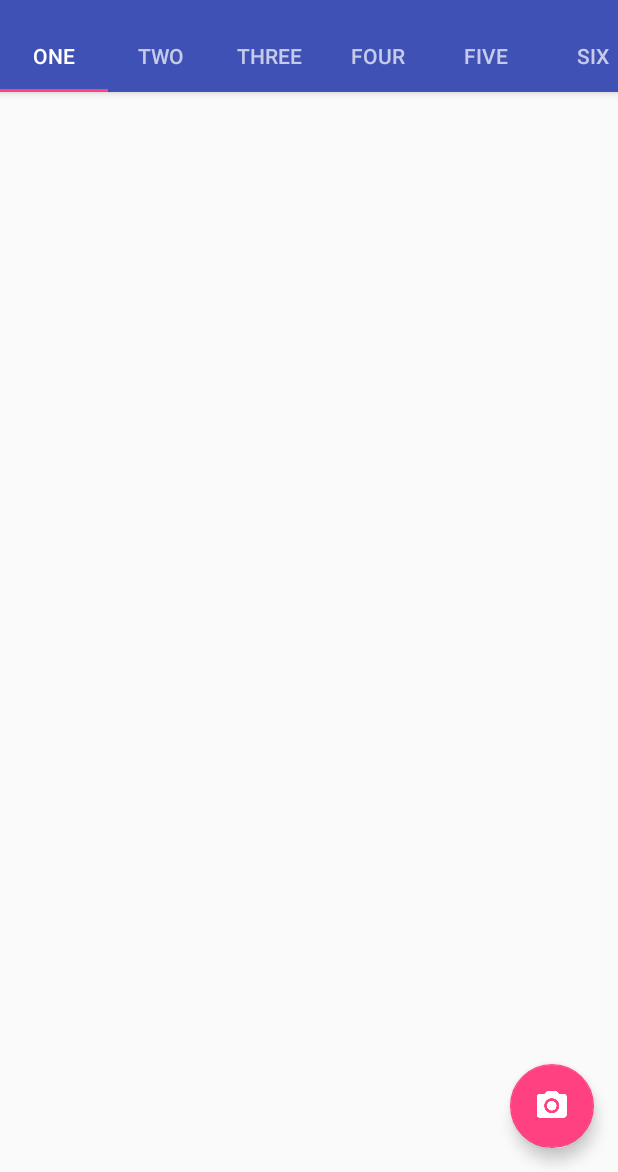
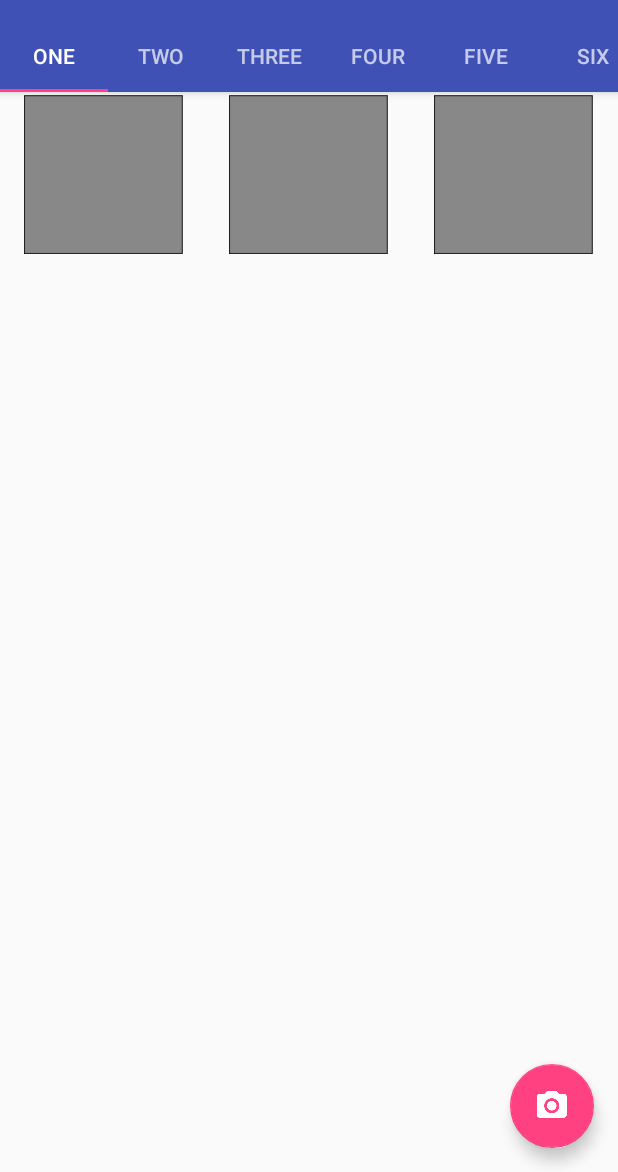
Before and after one commit to Nerrtica/MyOwnCloset, an Android app: the screen it shows after launch (ClosetActivity), on a phone screen of 412 x 824 dp, the part 64-1236 px from its top. Run offline under Robolectric (Android 15) with nearby library versions, the phone set to English and light mode, and no system bars.

Commit message:
Closet Fragment 수정

```diff
--- a/MyCloset/app/src/main/java/com/capstone/mycloset/ClosetActivity.java
+++ b/MyCloset/app/src/main/java/com/capstone/mycloset/ClosetActivity.java
@@ -154,16 +154,16 @@ public class ClosetActivity extends AppCompatActivity
 
     private void setupViewPager(ViewPager viewPager) {
         ViewPagerAdapter adapter = new ViewPagerAdapter(getSupportFragmentManager());
-        adapter.addFrag(new Fragment(), "ONE");
-        adapter.addFrag(new Fragment(), "TWO");
-        adapter.addFrag(new Fragment(), "THREE");
-        adapter.addFrag(new Fragment(), "FOUR");
-        adapter.addFrag(new Fragment(), "FIVE");
-        adapter.addFrag(new Fragment(), "SIX");
-        adapter.addFrag(new Fragment(), "SEVEN");
-        adapter.addFrag(new Fragment(), "EIGHT");
-        adapter.addFrag(new Fragment(), "NINE");
-        adapter.addFrag(new Fragment(), "TEN");
+        adapter.addFrag(new ClosetFragment().newInstance(1), "ONE");
+        adapter.addFrag(new ClosetFragment().newInstance(2), "TWO");
+        adapter.addFrag(new ClosetFragment().newInstance(3), "THREE");
+        adapter.addFrag(new ClosetFragment().newInstance(4), "FOUR");
+        adapter.addFrag(new ClosetFragment().newInstance(5), "FIVE");
+        adapter.addFrag(new ClosetFragment().newInstance(6), "SIX");
+        adapter.addFrag(new ClosetFragment().newInstance(7), "SEVEN");
+        adapter.addFrag(new ClosetFragment().newInstance(8), "EIGHT");
+        adapter.addFrag(new ClosetFragment().newInstance(9), "NINE");
+        adapter.addFrag(new ClosetFragment().newInstance(10), "TEN");
         viewPager.setAdapter(adapter);
     }
 
@@ -304,7 +304,7 @@ public class ClosetActivity extends AppCompatActivity
             case CROP_FROM_CAMERA:
             {
                 try {
-                    Intent intent = new Intent(getApplicationContext() , ImageSelectActivity.class);
+                    Intent intent = new Intent(getApplicationContext() , RequestImageToServer.class);
                     intent.putExtra("Image", photoUri);
                     startActivity(intent);
                 } catch (Exception e) {
--- /dev/null
+++ b/MyCloset/app/src/main/java/com/capstone/mycloset/ClosetFragment.java
@@ -0,0 +1,146 @@
+package com.capstone.mycloset;
+
+import android.content.Context;
+import android.content.Intent;
+import android.content.res.Resources;
+import android.graphics.Color;
+import android.net.Uri;
+import android.os.Bundle;
+import android.view.LayoutInflater;
+import android.view.View;
+import android.view.ViewGroup;
+import android.widget.AdapterView;
+import android.widget.BaseAdapter;
+import android.widget.GridView;
+import android.widget.ImageView;
+import android.widget.Toast;
+
+import java.util.ArrayList;
+
+public class ClosetFragment extends android.support.v4.app.Fragment implements AdapterView.OnItemClickListener {
+    private static final String RESULT_OK = null;
+    private int TYPE_CODE;
+    public Uri CONTENT_URI;
+
+    public static ClosetFragment newInstance(int typeCode) {
+        ClosetFragment closetFragment = new ClosetFragment();
+
+        // Supply index input as an argument.
+        Bundle args = new Bundle();
+        args.putInt("TYPE_CODE", typeCode);
+        closetFragment.setArguments(args);
+
+        return closetFragment;
+    }
+
+    public View onCreateView(LayoutInflater inflater, ViewGroup container,
+                             Bundle savedInstanceState) {
+
+        TYPE_CODE = getArguments().getInt("TYPE_CODE");
+        View view = inflater.inflate(R.layout.fragment_closet, container, false);
+
+        super.onCreate(savedInstanceState);
+        int iconSize = convertDipToPixels(106);
+
+        GridView gridview = (GridView) view.findViewById(R.id.gridview_closet);
+        gridview.setAdapter(new IconAdapter(getContext(), iconSize));
+        gridview.setOnItemClickListener(this);
+//        CONTENT_URI=Uri.parse("content://" + IconsProvider.class.getCanonicalName());
+        return view;
+    }
+
+    @Override
+    public void onItemClick(AdapterView<?> adapterView, View view, int i, long l) {
+//        String icon = adapterView.getItemAtPosition(i).toString();
+//        Intent result = new Intent(null, Uri.withAppendedPath(CONTENT_URI,icon));
+//        setResult(RESULT_OK, result);
+        Toast.makeText(getContext(), "Test : " + i, Toast.LENGTH_SHORT).show();
+        finish();
+    }
+    private void setResult(String resultOk, Intent result) {
+        // TODO Auto-generated method stub
+
+    }
+
+    private void finish() {
+        // TODO Auto-generated method stub
+
+    }
+
+    private class IconAdapter extends BaseAdapter{
+        private LayoutInflater layoutInflater;
+        private Context mContext;
+        private int mIconSize;
+        public IconAdapter(Context mContext, int iconsize) {
+            layoutInflater = (LayoutInflater) mContext.getSystemService(Context.LAYOUT_INFLATER_SERVICE);
+            this.mContext = mContext;
+            this.mIconSize = iconsize;
+            loadIcon();
+        }
+
+        @Override
+        public int getCount() {
+            return mThumbs.size();
+        }
+
+        @Override
+        public Object getItem(int position) {
+            return mThumbs.get(position);
+        }
+
+        @Override
+        public long getItemId(int position) {
+            return position;
+        }
+
+        @Override
+        public View getView(int position, View convertView, ViewGroup parent) {
+            ImageView imageView;
+            if (convertView == null) {
+                int padding = convertDipToPixels(4);
+                imageView = new ImageView(mContext);
+                imageView.setLayoutParams(new ViewGroup.LayoutParams(mIconSize, mIconSize));
+                imageView.setScaleType(ImageView.ScaleType.CENTER_CROP);
+                imageView.setBackgroundColor(Color.GRAY);
+            } else {
+                imageView = (ImageView) convertView;
+            }
+            imageView.setImageResource(mThumbs.get(position));
+            return imageView;
+        }
+
+        private ArrayList<Integer> mThumbs;
+        ////////////////////////////////////////////////
+        private void loadIcon() {
+            mThumbs = new ArrayList<Integer>();
+
+            for(int i = 0; i < TYPE_CODE; i++) {
+                mThumbs.add(R.drawable.ic_empty);
+                mThumbs.add(R.drawable.ic_empty);
+                mThumbs.add(R.drawable.ic_empty);
+            }
+
+
+
+//            final Resources resources = getResources();
+//            final String packageName = getActivity().getApplication().getPackageName();
+//
+//            final String[] extras = resources.getStringArray(R.array.icon_pack);
+//            for (String extra : extras) {
+//                int res = resources.getIdentifier(extra, "drawable", packageName);
+//                if (res != 0) {
+//                    final int thumbRes = resources.getIdentifier(extra,"drawable", packageName);
+//                    if (thumbRes != 0) {
+//                        mThumbs.add(thumbRes);
+//                    }
+//                }
+//            }
+
+        }
+    }
+
+    private int convertDipToPixels(float dips)
+    {
+        return (int) (dips * this.getResources().getDisplayMetrics().density + 0.5f);
+    }
+}
--- a/MyCloset/app/src/main/java/com/capstone/mycloset/ImageSelectActivity.java
+++ b/MyCloset/app/src/main/java/com/capstone/mycloset/RequestImageToServer.java
@@ -11,7 +11,7 @@ import android.widget.TextView;
 
 import java.io.IOException;
 
-public class ImageSelectActivity extends FragmentActivity {
+public class RequestImageToServer extends FragmentActivity {
 
     @Override
     protected void onCreate(Bundle savedInstanceState) {
--- a/MyCloset/app/src/main/res/layout/app_bar_closet.xml
+++ b/MyCloset/app/src/main/res/layout/app_bar_closet.xml
@@ -29,7 +29,8 @@
     <android.support.v4.view.ViewPager
         android:id="@+id/viewpager_closet"
         android:layout_width="match_parent"
-        android:layout_height="match_parent"/>
+        android:layout_height="match_parent"
+        app:layout_behavior="@string/appbar_scrolling_view_behavior" />
 
     <android.support.design.widget.FloatingActionButton
         android:id="@+id/fab"
--- /dev/null
+++ b/MyCloset/app/src/main/res/layout/fragment_closet.xml
@@ -0,0 +1,17 @@
+<?xml version="1.0" encoding="utf-8"?>
+<RelativeLayout
+    xmlns:android="http://schemas.android.com/apk/res/android"
+    android:layout_width="match_parent"
+    android:layout_height="match_parent" >
+    <GridView
+        android:id="@+id/gridview_closet"
+        android:layout_width="fill_parent"
+        android:layout_height="fill_parent"
+        android:padding="2dp"
+        android:columnWidth="106dp"
+        android:numColumns="auto_fit"
+        android:verticalSpacing="2dp"
+        android:horizontalSpacing="2dp"
+        android:stretchMode="columnWidth"
+        android:gravity="center" />
+</RelativeLayout>
--- /dev/null
+++ b/MyCloset/app/src/main/res/values/icon_pack.xml
@@ -0,0 +1,31 @@
+<?xml version="1.0" encoding="utf-8"?>
+<resources>
+    <string-array name="latesticons">
+        <item>icon</item>
+    </string-array>
+    <string-array name="systemicons">
+        <item>system_browser</item>
+        <item>system_gallery</item>
+    </string-array>
+    <string-array name="playicons">
+        <item>apps_actionlauncherpro</item>
+        <item>apps_novalauncher</item>
+        <item>apps_apexlauncher</item>
+        <item>apps_adwlauncher</item>
+        <item>apps_adwex</item>
+    </string-array>
+    <string-array name="gamesicons">
+        <item>games_templerun</item>
+    </string-array>
+    <string-array name="miscicons">
+        <item>misc_appdrawer_icsics</item>
+    </string-array>
+    <string-array name="icon_pack">
+        <item>icon</item>
+        <item>apps_actionlauncherpro</item>
+        <item>apps_novalauncher</item>
+        <item>apps_apexlauncher</item>
+        <item>apps_adwlauncher</item>
+        <item>apps_adwex</item>
+    </string-array>
+</resources>
```
Also changed, not shown: MyCloset/app/src/main/java/com/capstone/mycloset/IconsProvider.java (added, +55 -0 lines), MyCloset/app/src/main/java/com/capstone/mycloset/MyDialogPreference.java (+11 -0 lines), MyCloset/app/src/main/res/drawable/ic_empty.png (added).
